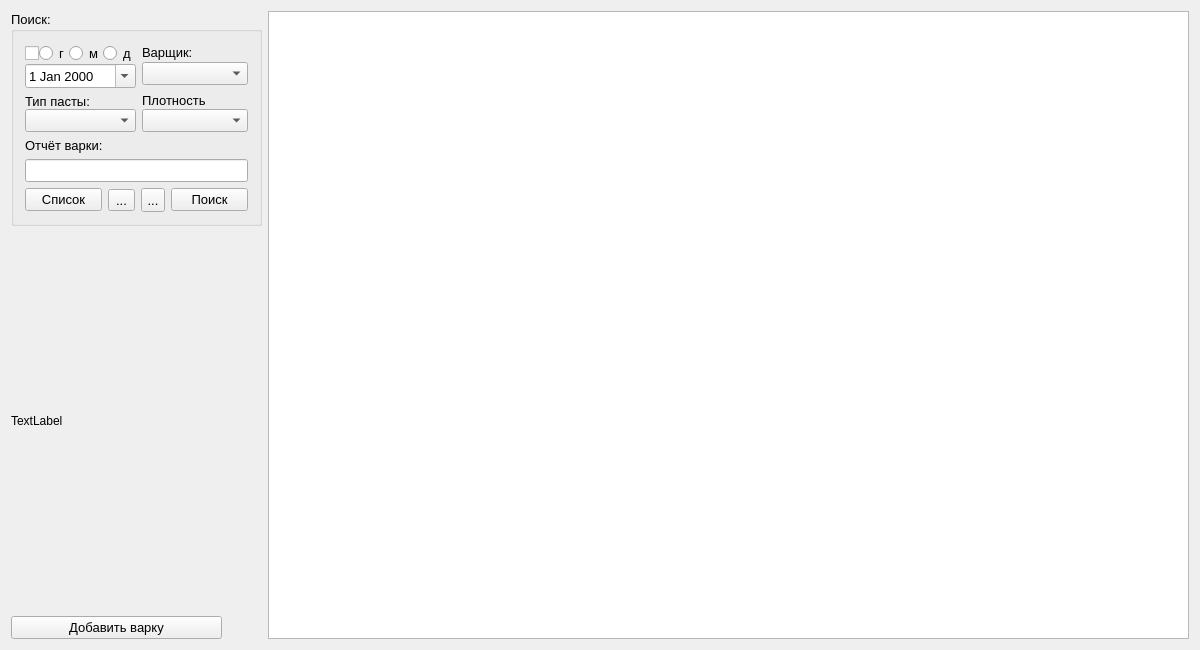
Old version of the form mainwindow.ui in the repository Vladimirsky555/varka.
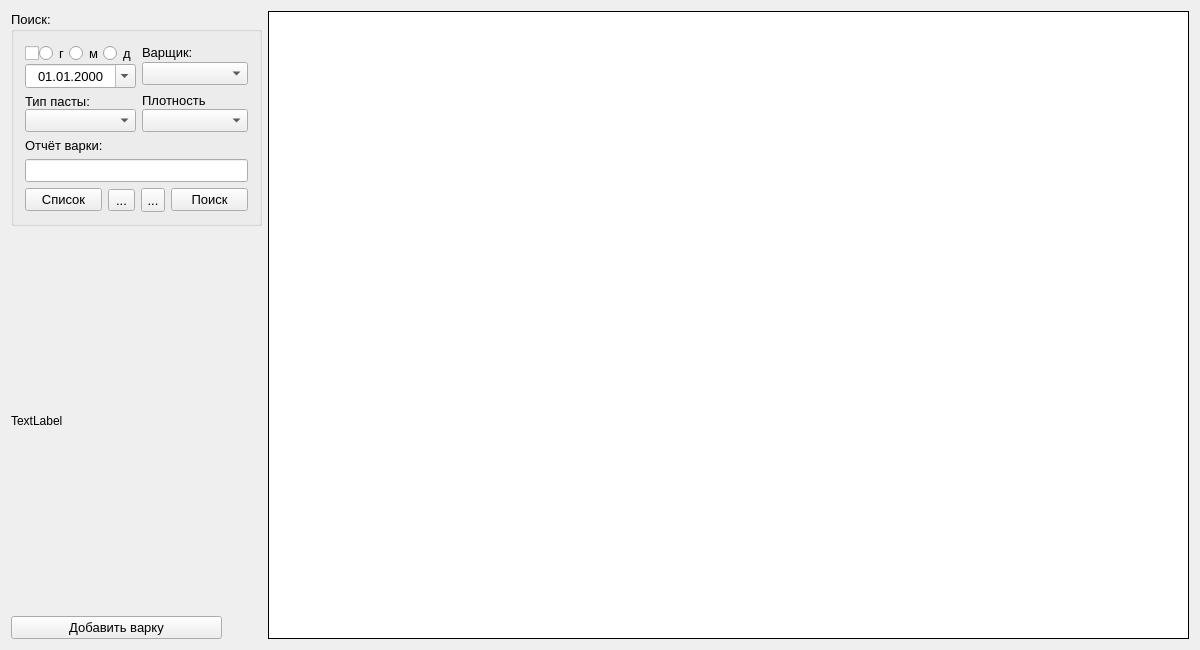
New version of the form. Icons and pictures are not drawn.

```diff
--- a/mainwindow.ui
+++ b/mainwindow.ui
@@ -101,6 +101,36 @@
                </item>
                <item>
                 <widget class="QDateEdit" name="dateEdit_m">
+                 <property name="wrapping">
+                  <bool>true</bool>
+                 </property>
+                 <property name="frame">
+                  <bool>true</bool>
+                 </property>
+                 <property name="alignment">
+                  <set>Qt::AlignCenter</set>
+                 </property>
+                 <property name="readOnly">
+                  <bool>false</bool>
+                 </property>
+                 <property name="buttonSymbols">
+                  <enum>QAbstractSpinBox::UpDownArrows</enum>
+                 </property>
+                 <property name="specialValueText">
+                  <string/>
+                 </property>
+                 <property name="accelerated">
+                  <bool>true</bool>
+                 </property>
+                 <property name="correctionMode">
+                  <enum>QAbstractSpinBox::CorrectToNearestValue</enum>
+                 </property>
+                 <property name="showGroupSeparator" stdset="0">
+                  <bool>true</bool>
+                 </property>
+                 <property name="displayFormat">
+                  <string>dd.MM.yyyy</string>
+                 </property>
                  <property name="calendarPopup">
                   <bool>true</bool>
                  </property>
@@ -344,6 +374,33 @@
         <pointsize>11</pointsize>
        </font>
       </property>
+      <property name="frameShape">
+       <enum>QFrame::Box</enum>
+      </property>
+      <property name="frameShadow">
+       <enum>QFrame::Plain</enum>
+      </property>
+      <property name="lineWidth">
+       <number>1</number>
+      </property>
+      <property name="midLineWidth">
+       <number>4</number>
+      </property>
+      <property name="alternatingRowColors">
+       <bool>true</bool>
+      </property>
+      <property name="iconSize">
+       <size>
+        <width>10</width>
+        <height>10</height>
+       </size>
+      </property>
+      <property name="gridStyle">
+       <enum>Qt::SolidLine</enum>
+      </property>
+      <property name="sortingEnabled">
+       <bool>false</bool>
+      </property>
      </widget>
     </item>
    </layout>
```
Left out of the diff: 51 changed lines with no effect on the pictures.
